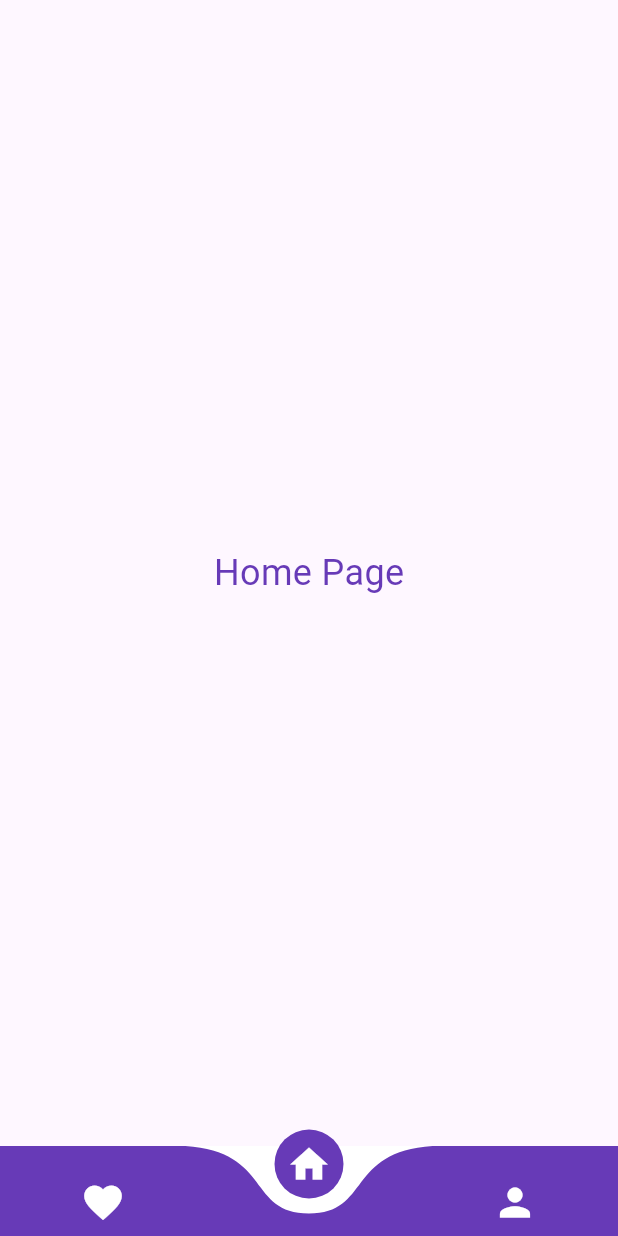
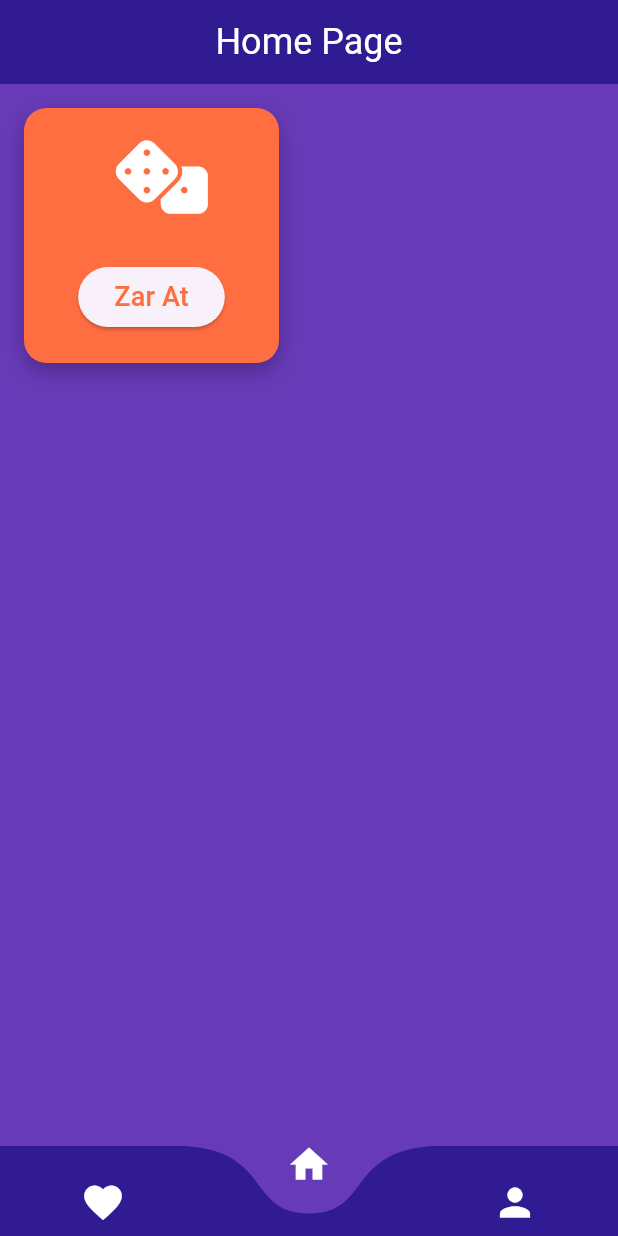
Before and after one commit to Berk2259/Rastgele, a Flutter app: the screen it shows after launch, item 2 of the bottom bar chosen, on a phone screen of 412 x 824 dp. Run offline on Flutter 3.47's test engine with Material 3 defaults, Android fonts, the phone set to English and light mode, and no system bars; drawn by our look-alikes of curved_navigation_bar; our stand-ins replace font_awesome_flutter.

Commit message:
ilk etkinlik zar

```diff
--- a/lib/pages/HomePage.dart
+++ b/lib/pages/HomePage.dart
@@ -1,14 +1,82 @@
 import 'package:flutter/material.dart';
+import 'package:font_awesome_flutter/font_awesome_flutter.dart';
+import 'package:rastgele/pages/pages.dart';
 
 class HomePage extends StatelessWidget {
   const HomePage({super.key});
 
   @override
   Widget build(BuildContext context) {
-    return Center(
-      child: Text(
-        'Home Page',
-        style: TextStyle(fontSize: 24, color: Colors.deepPurple),
+    return Scaffold(
+      backgroundColor: Colors.deepPurple[500],
+      appBar: AppBar(
+        centerTitle: true,
+        title: const Text(
+          'Home Page',
+          style: TextStyle(fontSize: 24, color: Colors.white),
+        ),
+        backgroundColor: Colors.deepPurple[900],
+      ),
+      body: Column(
+        children: [
+          Padding(
+            padding: const EdgeInsets.all(16.0),
+            child: Container(
+              height: 170,
+              width: 170,
+              decoration: BoxDecoration(
+                color: Colors.deepOrangeAccent,
+                borderRadius: BorderRadius.circular(15),
+                boxShadow: [
+                  BoxShadow(
+                    color: Colors.black26,
+                    blurRadius: 10,
+                    offset: Offset(0, 5),
+                  ),
+                ],
+              ),
+              child: Column(
+                children: [
+                  Padding(
+                    padding: const EdgeInsets.only(top: 20.0),
+                    child: Row(
+                      mainAxisAlignment: MainAxisAlignment.center,
+                      children: [
+                        Icon(
+                          FontAwesomeIcons.dice,
+                          color: Colors.white,
+                          size: 50,
+                        ),
+                      ],
+                    ),
+                  ),
+                  Spacer(),
+                  Padding(
+                    padding: const EdgeInsets.only(bottom: 20),
+                    child: ElevatedButton(
+                      onPressed:
+                          () => Navigator.push(
+                            context,
+                            MaterialPageRoute(
+                              builder:
+                                  (context) =>
+                                      ZarSayfasiPage(), // ← doğru kullanım
+                            ),
+                          ),
+                      child: Text(
+                        'Zar At',
+                        style: TextStyle(
+                          fontSize: 18,
+                          color: Colors.deepOrangeAccent,
+                        ),
+                      ),
+                    ),
+                  ),
+                ],
+              ),
+            ),
+          ),
+        ],
       ),
     );
   }
--- a/lib/pages/MainPage.dart
+++ b/lib/pages/MainPage.dart
@@ -16,6 +16,7 @@ class _MainPageState extends State<MainPage> {
   @override
   Widget build(BuildContext context) {
     return Scaffold(
+      extendBody: true,
       body: _pages[_selectedIndex],
       bottomNavigationBar: CurvedNavigationBar(
         items: const [
@@ -23,8 +24,8 @@ class _MainPageState extends State<MainPage> {
           Icon(Icons.home, size: 30, color: Colors.white),
           Icon(Icons.person, size: 30, color: Colors.white),
         ],
-        color: Colors.deepPurple,
-        backgroundColor: Colors.white,
+        color: Colors.deepPurple[900]!,
+        backgroundColor: Colors.transparent,
         buttonBackgroundColor: Colors.deepPurple,
         height: 60,
         index: _selectedIndex,
--- a/lib/pages/pages.dart
+++ b/lib/pages/pages.dart
@@ -2,3 +2,4 @@ export 'HomePage.dart';
 export 'MainPage.dart';
 export 'ProfilePage.dart';
 export 'FavoritePage.dart';
+export 'ZarSayfasiPage.dart';
--- a/pubspec.yaml
+++ b/pubspec.yaml
@@ -2,7 +2,7 @@ name: rastgele
 description: "A new Flutter project."
 # The following line prevents the package from being accidentally published to
 # pub.dev using `flutter pub publish`. This is preferred for private packages.
-publish_to: 'none' # Remove this line if you wish to publish to pub.dev
+publish_to: "none" # Remove this line if you wish to publish to pub.dev
 
 # The following defines the version and build number for your application.
 # A version number is three numbers separated by dots, like 1.2.43
@@ -35,6 +35,7 @@ dependencies:
   # Use with the CupertinoIcons class for iOS style icons.
   cupertino_icons: ^1.0.8
   curved_navigation_bar: ^1.0.6
+  font_awesome_flutter: ^10.8.0
 
 dev_dependencies:
   flutter_test:
@@ -52,7 +53,6 @@ dev_dependencies:
 
 # The following section is specific to Flutter packages.
 flutter:
-
   # The following line ensures that the Material Icons font is
   # included with your application, so that you can use the icons in
   # the material Icons class.
```
Also changed, not shown: lib/pages/ZarSayfasiPage.dart (added, +26 -0 lines), pubspec.lock.
